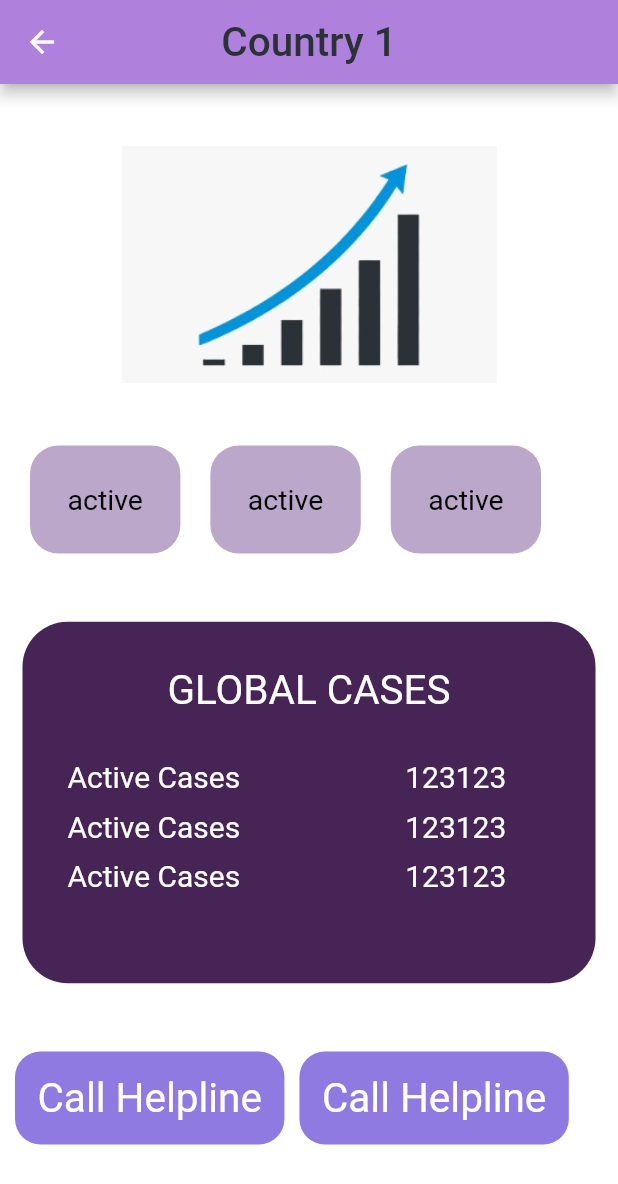
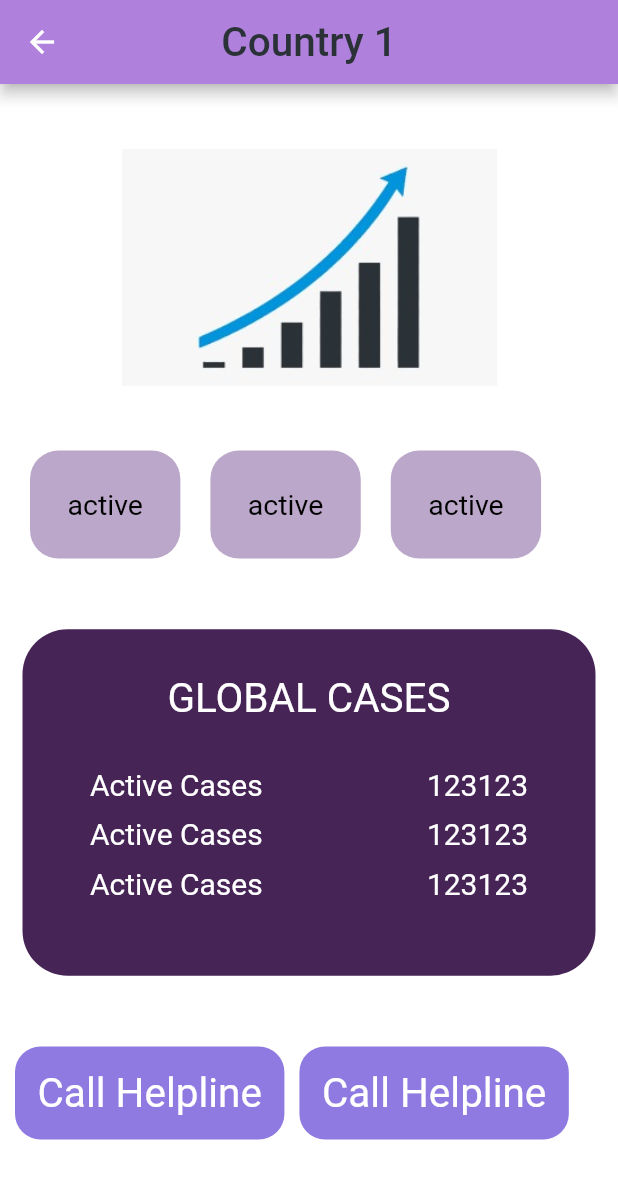
Before and after one commit to Gowtham-M1729/Covid_App-1, a Flutter app: the screen it shows after launch, after a tap on "Country 1", on a phone screen of 412 x 824 dp. Shown: the top 1184 px of the screen. Run offline on Flutter 3.47's test engine with Material 2 defaults, Android fonts, the phone set to English and light mode, and no system bars; our stand-ins replace country_picker, flutter_svg; Roboto replaces fonts that are missing (Segoe UI).

Commit message:
updated widgets

```diff
--- a/lib/countrydetails.dart
+++ b/lib/countrydetails.dart
@@ -1,8 +1,9 @@
 import 'package:flutter/material.dart';
-import 'widgets.dart';
+
+import 'globalcases.dart';
 
 class CountryDetails extends StatelessWidget {
-  String countryName = '';
+  final String countryName;
 
   CountryDetails({required this.countryName});
 
@@ -36,26 +37,18 @@ class CountryDetails extends StatelessWidget {
             ),
             Row(
               children: [
-                SizedBox(
-                  width: 20.0,
-                ),
+                SizedBox(width: 20.0),
                 CasesOverview(),
-                SizedBox(
-                  width: 20.0,
-                ),
+                SizedBox(width: 20.0),
                 CasesOverview(),
-                SizedBox(
-                  width: 20.0,
-                ),
+                SizedBox(width: 20.0),
                 CasesOverview(),
               ],
             ),
             ReportWidget(),
             Row(
               children: [
-                SizedBox(
-                  width: 10.0,
-                ),
+                SizedBox(width: 10.0),
                 Container(
                   padding: EdgeInsets.all(15.0),
                   decoration: BoxDecoration(
@@ -72,9 +65,7 @@ class CountryDetails extends StatelessWidget {
                     textAlign: TextAlign.left,
                   ),
                 ),
-                SizedBox(
-                  width: 10.0,
-                ),
+                SizedBox(width: 10.0),
                 Container(
                   padding: EdgeInsets.all(15.0),
                   decoration: BoxDecoration(
@@ -93,9 +84,7 @@ class CountryDetails extends StatelessWidget {
                 ),
               ],
             ),
-            SizedBox(
-              width: 10.0,
-            )
+            SizedBox(width: 10.0)
           ],
         ),
       ),
--- /dev/null
+++ b/lib/globalcases.dart
@@ -0,0 +1,75 @@
+import 'package:flutter/material.dart';
+
+class ReportWidget extends StatelessWidget {
+
+  @override
+  Widget build(BuildContext context) {
+    return Padding(
+      padding: const EdgeInsets.all(15.0),
+      child: Container(
+        padding: EdgeInsets.all(30.0),
+        decoration: BoxDecoration(
+          borderRadius: BorderRadius.circular(30.0),
+          color: const Color(0xff462456),
+        ),
+        child: Column(
+          children: [
+            Text(
+              'GLOBAL CASES',
+              style: TextStyle(
+                fontFamily: 'Segoe UI',
+                fontSize: 27,
+                color: const Color(0xffffffff),
+              ),
+              textAlign: TextAlign.left,
+            ),
+            SizedBox(height: 20.0),
+            DetailsWidget(),
+            DetailsWidget(),
+            DetailsWidget(),
+            SizedBox(height: 20.0),
+          ],
+        ),
+      ),
+    );
+  }
+}
+
+class DetailsWidget extends StatelessWidget {
+
+  @override
+  Widget build(BuildContext context) {
+    return Container(
+      margin: EdgeInsets.only(top: 10.0),
+      child: Row(
+        mainAxisAlignment: MainAxisAlignment.spaceBetween,
+        children: [
+          Container(
+            margin: EdgeInsets.only(left: 15.0),
+            child: Text(
+              'Active Cases',
+              style: TextStyle(
+                fontFamily: 'Segoe UI',
+                fontSize: 20,
+                color: const Color(0xffffffff),
+              ),
+              textAlign: TextAlign.left,
+            ),
+          ),
+          Container(
+            margin: EdgeInsets.only(right: 15.0),
+            child: Text(
+              '123123',
+              style: TextStyle(
+                fontFamily: 'Segoe UI',
+                fontSize: 20,
+                color: const Color(0xffffffff),
+              ),
+              textAlign: TextAlign.left,
+            ),
+          )
+        ],
+      ),
+    );
+  }
+}
--- a/lib/main.dart
+++ b/lib/main.dart
@@ -12,7 +12,6 @@ class MyApp extends StatelessWidget {
   @override
   Widget build(BuildContext context) {
     return MaterialApp(
-
         color: Color(0xFFC8AED1),
       supportedLocales: [
         Locale('en'),
--- a/lib/mainscreen.dart
+++ b/lib/mainscreen.dart
@@ -1,5 +1,7 @@
 import 'widgets.dart';
 import 'package:flutter/material.dart';
+
+import 'globalcases.dart';
 
 class MainScreen extends StatefulWidget {
   const MainScreen({Key? key}) : super(key: key);
@@ -21,14 +23,11 @@ class _MainScreenState extends State<MainScreen> {
               ReportWidget(),
               CovidResources(),
               MostCases(),
-              // SearchWidget(),
             ],
           ),
         ),
       ),
       bottomNavigationBar: BottomAppBar(
-        // color: Colors.black,
-
         child: SearchWidget(),
       ),
     );
--- a/lib/widgets.dart
+++ b/lib/widgets.dart
@@ -5,10 +5,82 @@ import 'package:url_launcher/url_launcher.dart';
 
 import 'countrydetails.dart';
 
-class MostCases extends StatelessWidget {
-  const MostCases({
+class UserDetails extends StatelessWidget {
+  const UserDetails({
     Key? key,
   }) : super(key: key);
+
+  @override
+  Widget build(BuildContext context) {
+    return Row(
+      textBaseline: TextBaseline.alphabetic,
+      children: [
+        Icon(Icons.person, size: 35.0),
+        SizedBox(
+          width: 5.0,
+        ),
+        Text(
+          'Hello James,',
+          style: TextStyle(
+            fontFamily: 'Segoe UI',
+            fontSize: 27,
+            color: const Color(0xff000000),
+            fontWeight: FontWeight.w700,
+          ),
+          textAlign: TextAlign.left,
+        ),
+      ],
+    );
+  }
+}
+
+class CovidResources extends StatelessWidget {
+  const CovidResources({
+    Key? key,
+  }) : super(key: key);
+
+  _launchURL() async {
+    const url = 'https://www.covidresourcesindia.com/';
+    if (await canLaunch(url)) {
+      await launch(url);
+    } else {
+      throw 'Could not launch $url';
+    }
+  }
+
+  @override
+  Widget build(BuildContext context) {
+    return GestureDetector(
+      onTap: _launchURL,
+      child: Container(
+        // width: 350.0,
+        margin: EdgeInsets.only(left: 15.0, right: 15.0),
+        padding: EdgeInsets.fromLTRB(0.0, 25.0, 0.0, 25.0),
+        decoration: BoxDecoration(
+          borderRadius: BorderRadius.circular(17.0),
+          color: const Color(0xff8f7ae2),
+        ),
+        child: Row(
+          mainAxisAlignment: MainAxisAlignment.center,
+          children: [
+            Text(
+              'COVID RESOURCES',
+              style: TextStyle(
+                fontFamily: 'Segoe UI',
+                fontSize: 20,
+                color: const Color(0xfffff0f0),
+              ),
+              textAlign: TextAlign.left,
+            ),
+            Icon(Icons.double_arrow_outlined, size: 30.0)
+          ],
+        ),
+      ),
+    );
+  }
+}
+
+class MostCases extends StatelessWidget {
 
   @override
   Widget build(BuildContext context) {
@@ -103,81 +175,6 @@ class CountryTile extends StatelessWidget {
   }
 }
 
-class CovidResources extends StatelessWidget {
-  const CovidResources({
-    Key? key,
-  }) : super(key: key);
-
-  _launchURL() async {
-    const url = 'https://www.covidresourcesindia.com/';
-    if (await canLaunch(url)) {
-      await launch(url);
-    } else {
-      throw 'Could not launch $url';
-    }
-  }
-
-  @override
-  Widget build(BuildContext context) {
-    return GestureDetector(
-      onTap: _launchURL,
-      child: Container(
-        // width: 350.0,
-        margin: EdgeInsets.only(left: 15.0, right: 15.0),
-        padding: EdgeInsets.fromLTRB(0.0, 25.0, 0.0, 25.0),
-        decoration: BoxDecoration(
-          borderRadius: BorderRadius.circular(17.0),
-          color: const Color(0xff8f7ae2),
-        ),
-        child: Row(
-          mainAxisAlignment: MainAxisAlignment.center,
-          children: [
-            Text(
-              'COVID RESOURCES',
-              style: TextStyle(
-                fontFamily: 'Segoe UI',
-                fontSize: 20,
-                color: const Color(0xfffff0f0),
-              ),
-              textAlign: TextAlign.left,
-            ),
-            Icon(Icons.double_arrow_outlined, size: 30.0)
-          ],
-        ),
-      ),
-    );
-  }
-}
-
-class UserDetails extends StatelessWidget {
-  const UserDetails({
-    Key? key,
-  }) : super(key: key);
-
-  @override
-  Widget build(BuildContext context) {
-    return Row(
-      textBaseline: TextBaseline.alphabetic,
-      children: [
-        Icon(Icons.person, size: 35.0),
-        SizedBox(
-          width: 5.0,
-        ),
-        Text(
-          'Hello James,',
-          style: TextStyle(
-            fontFamily: 'Segoe UI',
-            fontSize: 27,
-            color: const Color(0xff000000),
-            fontWeight: FontWeight.w700,
-          ),
-          textAlign: TextAlign.left,
-        ),
-      ],
-    );
-  }
-}
-
 class SearchWidget extends StatefulWidget {
   @override
   _SearchWidgetState createState() => _SearchWidgetState();
@@ -249,86 +246,3 @@ class _SearchWidgetState extends State<SearchWidget> {
     );
   }
 }
-
-class ReportWidget extends StatelessWidget {
-  const ReportWidget({
-    Key? key,
-  }) : super(key: key);
-
-  @override
-  Widget build(BuildContext context) {
-    return Padding(
-      padding: const EdgeInsets.all(15.0),
-      child: Container(
-        padding: EdgeInsets.all(30.0),
-        decoration: BoxDecoration(
-          borderRadius: BorderRadius.circular(30.0),
-          color: const Color(0xff462456),
-        ),
-        child: Column(
-          children: [
-            Text(
-              'GLOBAL CASES',
-              style: TextStyle(
-                fontFamily: 'Segoe UI',
-                fontSize: 27,
-                color: const Color(0xffffffff),
-              ),
-              textAlign: TextAlign.left,
-            ),
-            SizedBox(
-              height: 30.0,
-            ),
-            DetailsWidget(),
-            SizedBox(
-              height: 10.0,
-            ),
-            DetailsWidget(),
-            SizedBox(
-              height: 10.0,
-            ),
-            DetailsWidget(),
-            SizedBox(
-              height: 30.0,
-            ),
-          ],
-        ),
-      ),
-    );
-  }
-}
-
-class DetailsWidget extends StatelessWidget {
-  const DetailsWidget({
-    Key? key,
-  }) : super(key: key);
-
-  @override
-  Widget build(BuildContext context) {
-    return Row(
-      children: [
-        Text(
-          'Active Cases',
-          style: TextStyle(
-            fontFamily: 'Segoe UI',
-            fontSize: 20,
-            color: const Color(0xffffffff),
-          ),
-          textAlign: TextAlign.left,
-        ),
-        SizedBox(
-          width: 110.0,
-        ),
-        Text(
-          '123123',
-          style: TextStyle(
-            fontFamily: 'Segoe UI',
-            fontSize: 20,
-            color: const Color(0xffffffff),
-          ),
-          textAlign: TextAlign.left,
-        )
-      ],
-    );
-  }
-}
```
